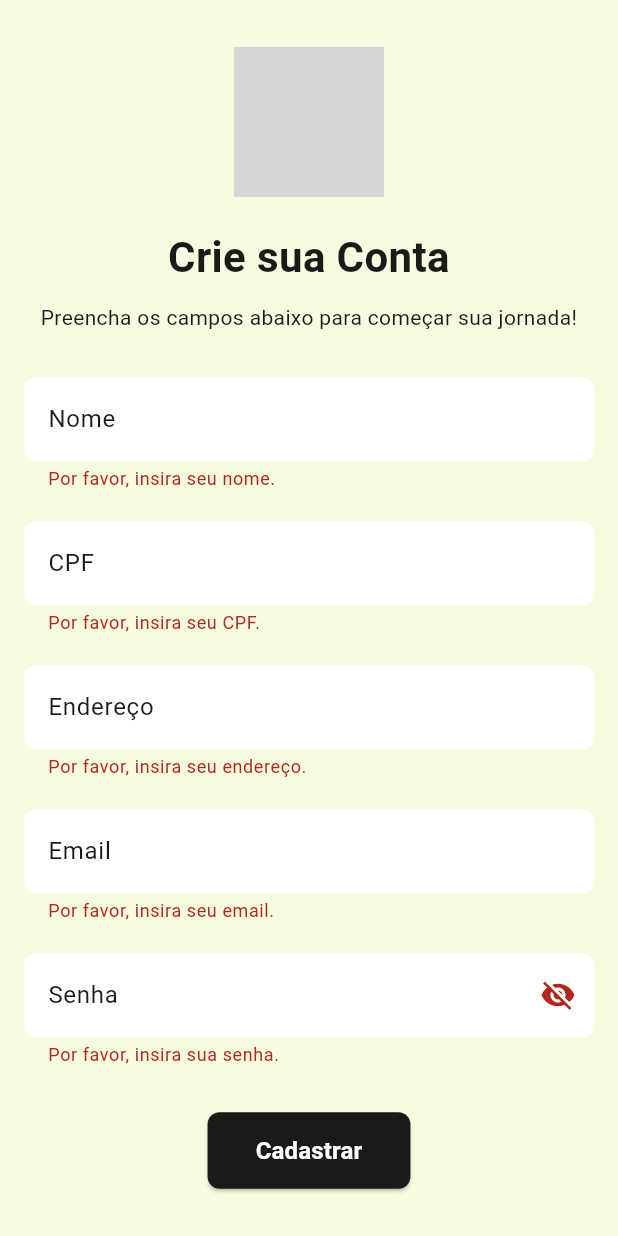
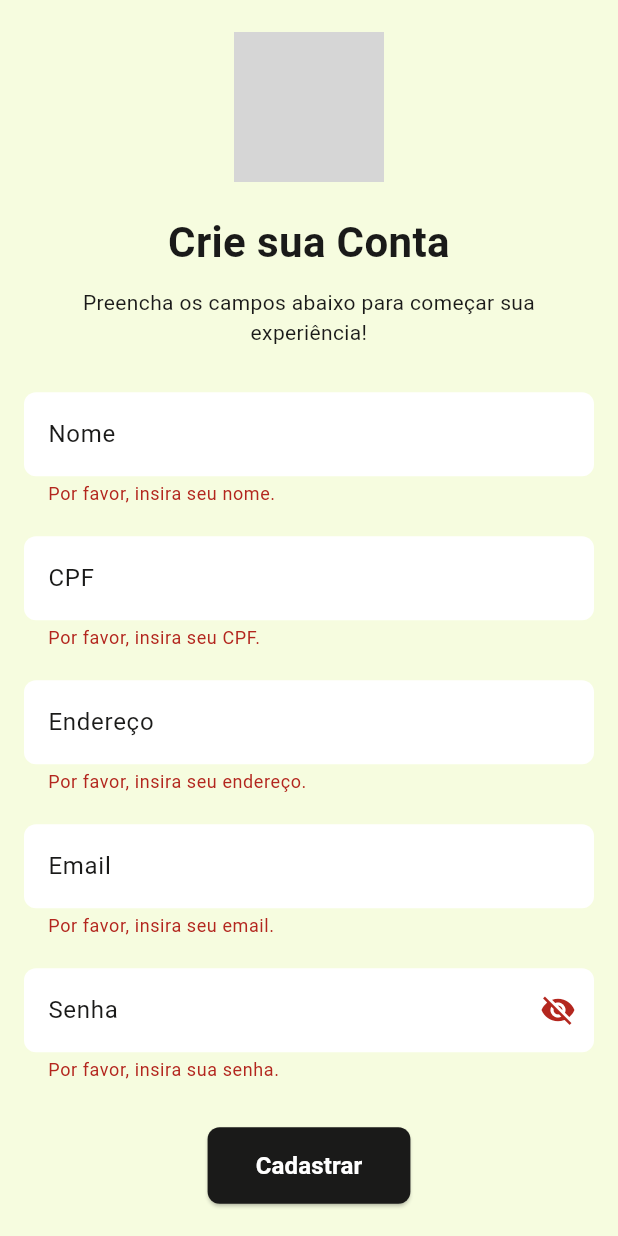
Before and after one commit to josedev2003/E-comerce-Projeto-Final, a Flutter app: the CadastroScreen screen opened directly, after a tap on "Cadastrar", on a phone screen of 412 x 824 dp. Run offline on Flutter 3.47's test engine with Material 3 defaults, Android fonts, the phone set to English and light mode, and no system bars; our stand-ins replace sqflite; accounts and stored records are empty; Roboto replaces fonts that are missing (Prata); grey boxes are pictures that could not be loaded.

Commit message:
Correção de erros

```diff
--- a/lib/screens/cadastro_screen.dart
+++ b/lib/screens/cadastro_screen.dart
@@ -63,7 +63,7 @@ class _CadastroScreenState extends State<CadastroScreen> {
                 ),
                 SizedBox(height: 10),
                 Text(
-                  "Preencha os campos abaixo para começar sua jornada!",
+                  "Preencha os campos abaixo para começar sua experiência!",
                   style: TextStyle(
                     fontFamily: "Prata",
                     fontSize: 14,
@@ -82,7 +82,8 @@ class _CadastroScreenState extends State<CadastroScreen> {
                         label: 'Nome',
                         onChanged: (value) => _nome = value,
                         validator: (value) {
-                          if (value!.isEmpty) return 'Por favor, insira seu nome.';
+                          if (value!.isEmpty)
+                            return 'Por favor, insira seu nome.';
                           if (!RegExp(r'^[a-zA-ZÀ-ÿ\s]+$').hasMatch(value)) {
                             return 'O nome deve conter apenas letras.';
                           }
@@ -97,8 +98,10 @@ class _CadastroScreenState extends State<CadastroScreen> {
                           _CpfInputFormatter(), // Custom formatter para CPF
                         ],
                         validator: (value) {
-                          if (value!.isEmpty) return 'Por favor, insira seu CPF.';
-                          if (value.length != 14) return 'CPF deve ter 11 dígitos.';
+                          if (value!.isEmpty)
+                            return 'Por favor, insira seu CPF.';
+                          if (value.length != 14)
+                            return 'CPF deve ter 11 dígitos.';
                           return null;
                         },
                       ),
@@ -106,7 +109,9 @@ class _CadastroScreenState extends State<CadastroScreen> {
                         label: 'Endereço',
                         onChanged: (value) => _endereco = value,
                         validator: (value) {
-                          if (value!.isEmpty) return 'Por favor, insira seu endereço.';
+                          if (value!.isEmpty) {
+                            return 'Por favor, insira seu endereço.';
+                          }
                           return null;
                         },
                       ),
@@ -114,8 +119,11 @@ class _CadastroScreenState extends State<CadastroScreen> {
                         label: 'Email',
                         onChanged: (value) => _email = value,
                         validator: (value) {
-                          if (value!.isEmpty) return 'Por favor, insira seu email.';
-                          if (!RegExp(r'^[\w-\.]+@([\w-]+\.)+[\w-]{2,4}$').hasMatch(value)) {
+                          if (value!.isEmpty) {
+                            return 'Por favor, insira seu email.';
+                          }
+                          if (!RegExp(r'^[\w-\.]+@([\w-]+\.)+[\w-]{2,4}$')
+                              .hasMatch(value)) {
                             return 'Email inválido.';
                           }
                           return null;
@@ -127,7 +135,9 @@ class _CadastroScreenState extends State<CadastroScreen> {
                         obscureText: !_senhaVisivel,
                         suffixIcon: IconButton(
                           icon: Icon(
-                            _senhaVisivel ? Icons.visibility : Icons.visibility_off,
+                            _senhaVisivel
+                                ? Icons.visibility
+                                : Icons.visibility_off,
                           ),
                           onPressed: () {
                             setState(() {
@@ -136,8 +146,12 @@ class _CadastroScreenState extends State<CadastroScreen> {
                           },
                         ),
                         validator: (value) {
-                          if (value!.isEmpty) return 'Por favor, insira sua senha.';
-                          if (value.length < 6) return 'A senha deve ter pelo menos 6 caracteres.';
+                          if (value!.isEmpty) {
+                            return 'Por favor, insira sua senha.';
+                          }
+                          if (value.length < 6) {
+                            return 'A senha deve ter pelo menos 6 caracteres.';
+                          }
                           return null;
                         },
                       ),
@@ -150,7 +164,8 @@ class _CadastroScreenState extends State<CadastroScreen> {
                 ElevatedButton(
                   onPressed: _cadastrar,
                   style: ElevatedButton.styleFrom(
-                    foregroundColor: Colors.white, backgroundColor: Color(0xff1a1a19),
+                    foregroundColor: Colors.white,
+                    backgroundColor: Color(0xff1a1a19),
                     padding: EdgeInsets.symmetric(vertical: 14, horizontal: 32),
                     shape: RoundedRectangleBorder(
                       borderRadius: BorderRadius.circular(8),
```
Also changed, not shown: lib/models/carrinho.dart (+12 -6 lines), lib/screens/onboarding_screen.dart (+4 -4 lines).
